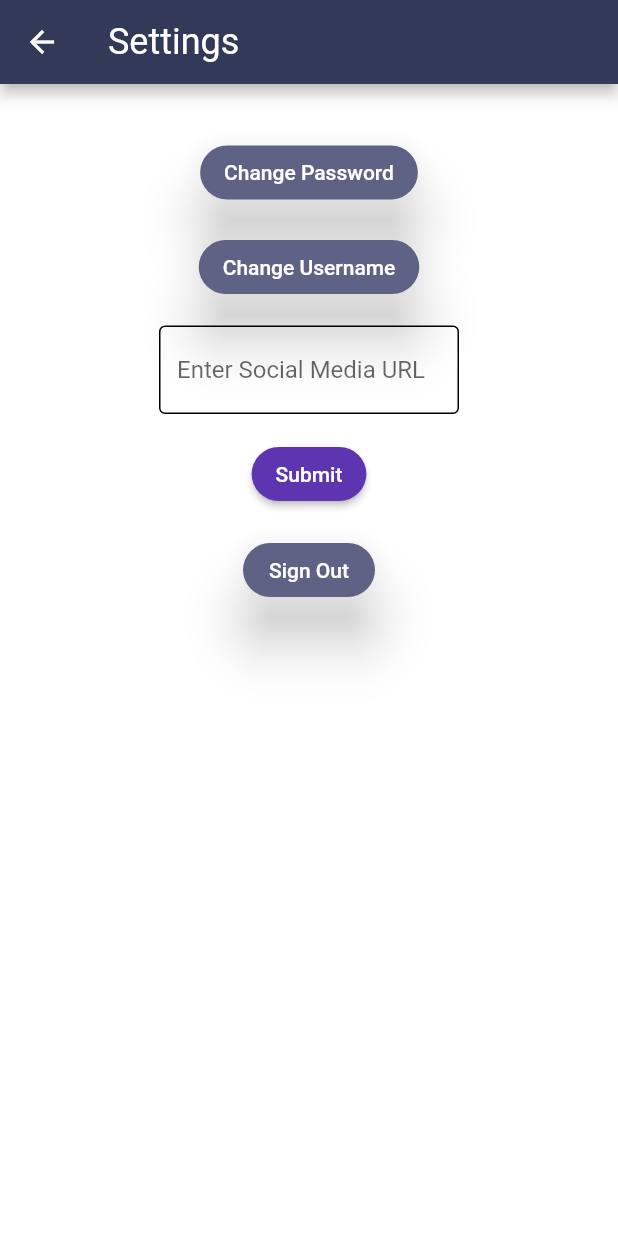
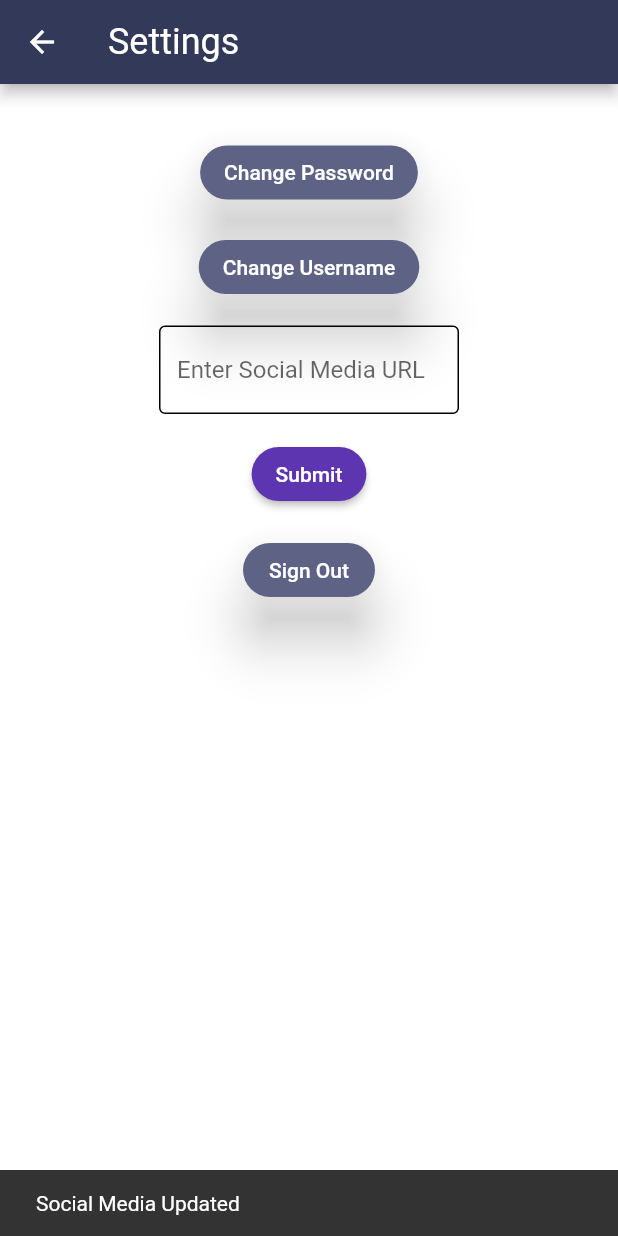
Before and after one commit to Jnpk1/Csc4360-Project-1, a Flutter app: the Settings screen opened by its route, after a tap on "Submit", on a phone screen of 412 x 824 dp. Run offline on Flutter 3.47's test engine with Material 2 defaults, Android fonts, the phone set to English and light mode, and no system bars; our stand-ins replace auth_buttons, bubble, cloud_firestore, firebase_auth, firebase_core, google_sign_in; accounts and stored records are empty.

Commit message:
Update settings.dart

```diff
--- a/lib/screens/settings.dart
+++ b/lib/screens/settings.dart
@@ -119,8 +119,8 @@ class _SettingsState extends State<Settings> {
 
                             DatabaseService db = DatabaseService();
                             db.updateFacebookProfile(currUser, key);
-                            // ScaffoldMessenger.of(context).showSnackBar(
-                            //     SnackBar(content: Text('Processing Data')));
+                             ScaffoldMessenger.of(context).showSnackBar(
+                                SnackBar(content: Text('Social Media Updated')));
                             // }
                           },
                         ),
```
